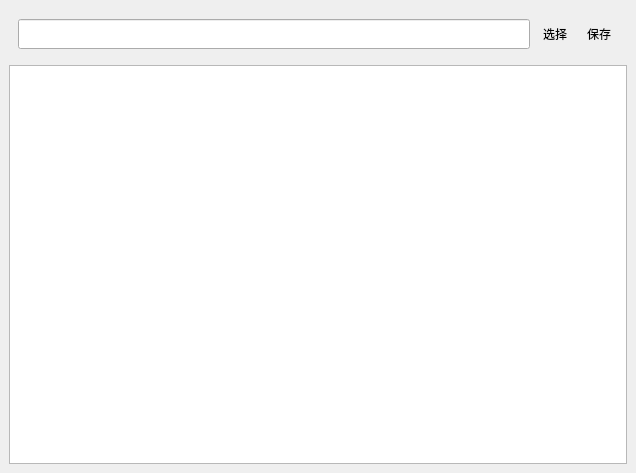
Before: the Qt Designer form mainwindow.ui in KafuuNeko/Ciphertext, drawn with Qt 5.
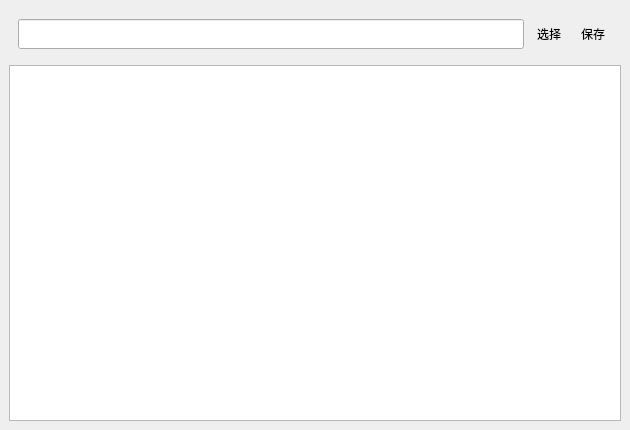
After: the same form once the commit is applied. Icons and pictures are not drawn.

```diff
--- a/mainwindow.ui
+++ b/mainwindow.ui
@@ -6,8 +6,8 @@
    <rect>
     <x>0</x>
     <y>0</y>
-    <width>636</width>
-    <height>473</height>
+    <width>630</width>
+    <height>430</height>
    </rect>
   </property>
   <property name="windowTitle">
```
